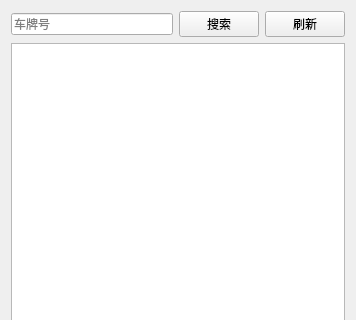
Before: the Qt Designer form MainForm/RealVideo/CarSidebar/carsidebar.ui in happyxiaotao/video_pc_tmp, drawn with Qt 5; both pictures show x 0 to 356 and y 0 to 320 of the 356 by 623 pixel window.
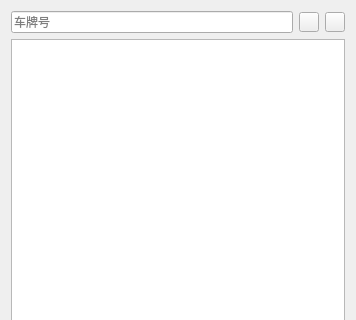
After: the same form once the commit is applied.

Patch:
```diff
--- a/MainForm/RealVideo/CarSidebar/carsidebar.ui
+++ b/MainForm/RealVideo/CarSidebar/carsidebar.ui
@@ -14,14 +14,52 @@
    <string>Form</string>
   </property>
   <layout class="QGridLayout" name="gridLayout">
-   <item row="0" column="0" colspan="2">
+   <item row="0" column="0">
     <widget class="QLineEdit" name="lineEdit_search_input">
      <property name="placeholderText">
       <string>车牌号</string>
      </property>
     </widget>
    </item>
-   <item row="2" column="0" colspan="4">
+   <item row="0" column="1">
+    <widget class="QPushButton" name="pushButton_search">
+     <property name="minimumSize">
+      <size>
+       <width>15</width>
+       <height>15</height>
+      </size>
+     </property>
+     <property name="maximumSize">
+      <size>
+       <width>20</width>
+       <height>20</height>
+      </size>
+     </property>
+     <property name="text">
+      <string/>
+     </property>
+    </widget>
+   </item>
+   <item row="0" column="2">
+    <widget class="QPushButton" name="pushButton_refresh">
+     <property name="minimumSize">
+      <size>
+       <width>15</width>
+       <height>15</height>
+      </size>
+     </property>
+     <property name="maximumSize">
+      <size>
+       <width>20</width>
+       <height>20</height>
+      </size>
+     </property>
+     <property name="text">
+      <string/>
+     </property>
+    </widget>
+   </item>
+   <item row="1" column="0" colspan="3">
     <widget class="QTreeWidget" name="treeWidget_car">
      <property name="sizeAdjustPolicy">
       <enum>QAbstractScrollArea::AdjustIgnored</enum>
@@ -42,20 +80,6 @@
      </column>
     </widget>
    </item>
-   <item row="0" column="2">
-    <widget class="QPushButton" name="pushButton_search">
-     <property name="text">
-      <string>搜索</string>
-     </property>
-    </widget>
-   </item>
-   <item row="0" column="3">
-    <widget class="QPushButton" name="pushButton">
-     <property name="text">
-      <string>刷新</string>
-     </property>
-    </widget>
-   </item>
   </layout>
  </widget>
  <resources/>
```
